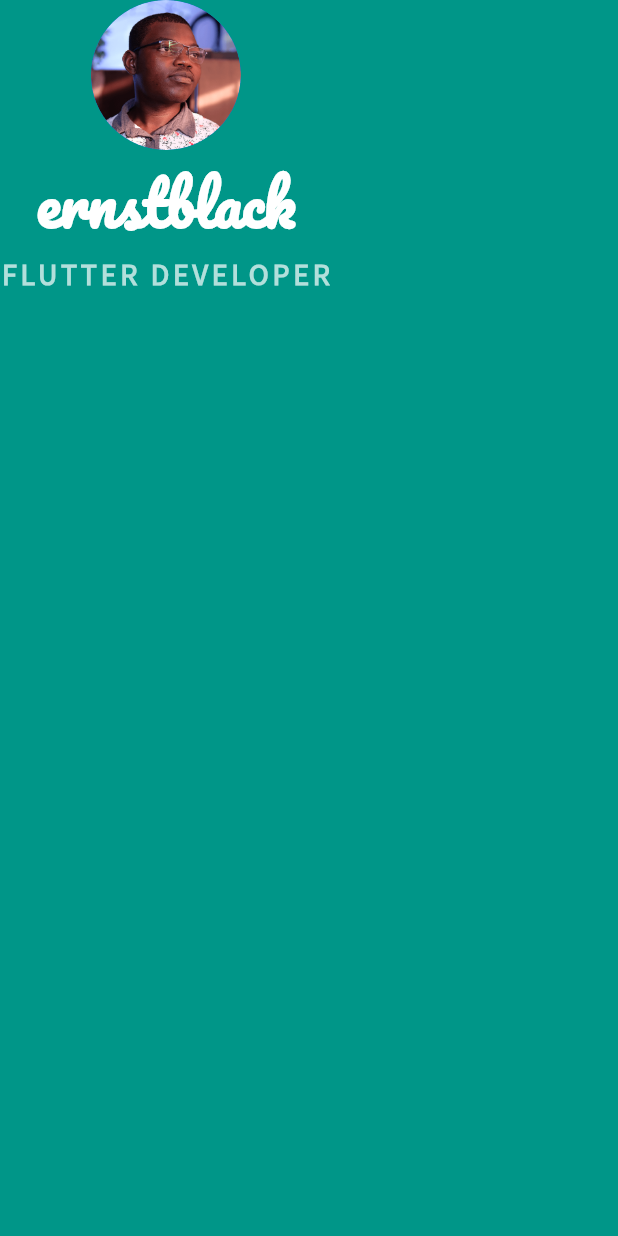
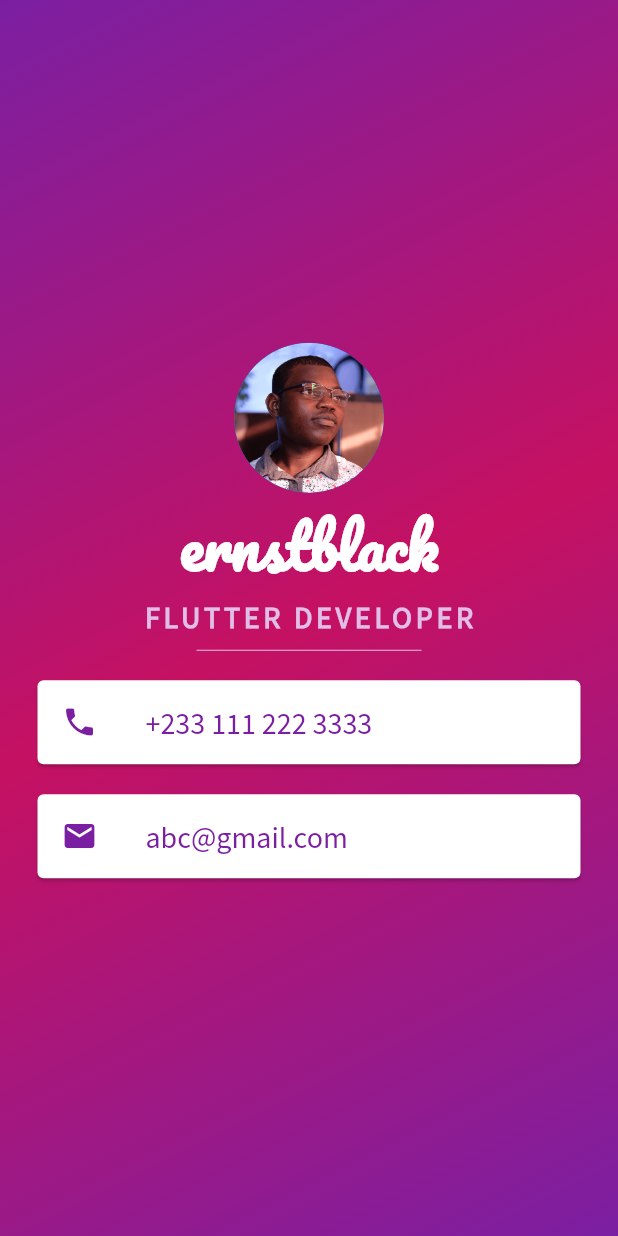
Before and after one commit to ernest-lamptey/mi_card_flutter, a Flutter app: the screen it shows after launch, on a phone screen of 412 x 824 dp. Run offline on Flutter 3.47's test engine with Material 2 defaults, Android fonts, the phone set to English and light mode, and no system bars.

Commit message:
finalize card

```diff
--- a/lib/main.dart
+++ b/lib/main.dart
@@ -12,8 +12,21 @@ class MyApp extends StatelessWidget {
     return MaterialApp(
       home: Scaffold(
         backgroundColor: Colors.teal,
-        body: SafeArea(
+        body: Container(
+          decoration: BoxDecoration(
+            gradient: LinearGradient(
+              begin: Alignment.topLeft,
+              end: Alignment.bottomRight,
+              colors: <Color>[
+                Colors.purple.shade700,
+                Colors.pinkAccent.shade700,
+                Colors.purple.shade700,
+              ]
+            )
+          ),
+          child: SafeArea(
             child: Column(
+              mainAxisAlignment: MainAxisAlignment.center,
               children: <Widget>[
                 CircleAvatar(
                   foregroundImage: AssetImage('images/my_pp.png'),
@@ -35,13 +48,53 @@ class MyApp extends StatelessWidget {
                     fontSize: 20.0,
                     letterSpacing: 2.5,
                     fontWeight: FontWeight.bold,
-                  color: Colors.teal.shade100,
+                    color: Colors.purple.shade100,
+                  ),
+                ),
+                SizedBox(
+                  height: 20.0,
+                  width: 150.0,
+                  child: Divider(
+                    color: Colors.purple.shade100,
+                  ),
+                ),
+                Card(
+                  margin: EdgeInsets.symmetric(vertical: 10.0, horizontal: 25.0),
+                  child: ListTile(
+                    leading: Icon(
+                      Icons.phone,
+                      color: Colors.purple.shade700,
+                    ),
+                    title: Text('+233 111 222 3333',
+                      style: TextStyle(
+                        fontSize: 20.0,
+                        color: Colors.purple.shade700,
+                        fontFamily: 'SourceSansPro',
+                      ),
+                    ),
+                  ),
+                ),
+                Card(
+                  margin: EdgeInsets.symmetric(vertical: 10.0, horizontal: 25.0),
+                  child: ListTile(
+                    leading: Icon(
+                      Icons.email,
+                      color: Colors.purple.shade700,
+                    ),
+                    title: Text('abc@gmail.com',
+                      style: TextStyle(
+                        fontSize: 20.0,
+                        color: Colors.purple.shade700,
+                        fontFamily: 'SourceSansPro',
+                      ),
+                    ),
                   ),
                 ),
               ],
             ),
           ),
         ),
+      ),
     );
   }
 }
```
Lines whose indentation alone changed are shown as unchanged.
